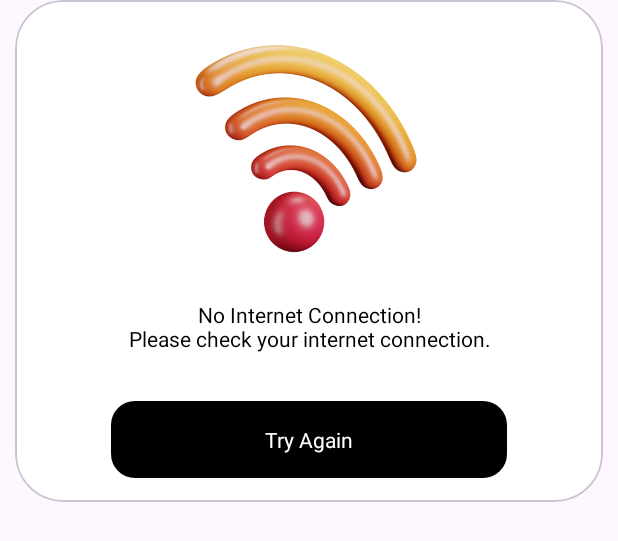
After one commit to ynsemrkurt/CineAI, an Android app: the layout item_no_connection.xml on its own in the app's theme, with its tools: preview values and no code run, on a phone screen of 412 x 824 dp. The commit adds this screen. Shown: the top 541 px of the screen. Run offline under Robolectric (Android 15) with nearby library versions, the phone set to English and light mode, and no system bars; Roboto replaces fonts that are not available here.

Commit message:
feat: Add no connection view

```diff
--- /dev/null
+++ b/app/src/main/res/layout/item_no_connection.xml
@@ -0,0 +1,59 @@
+<?xml version="1.0" encoding="utf-8"?>
+<com.google.android.material.card.MaterialCardView xmlns:android="http://schemas.android.com/apk/res/android"
+    xmlns:app="http://schemas.android.com/apk/res-auto"
+    xmlns:tools="http://schemas.android.com/tools"
+    android:layout_width="match_parent"
+    android:layout_height="wrap_content"
+    android:layout_marginStart="@dimen/spacer_small_ver2"
+    android:layout_marginEnd="@dimen/spacer_small_ver2"
+    app:cardCornerRadius="@dimen/corner_radius_x_large">
+
+    <androidx.constraintlayout.widget.ConstraintLayout
+        android:layout_width="match_parent"
+        android:layout_height="match_parent"
+        android:background="?backgroundColor">
+
+        <ImageView
+            android:id="@+id/imageViewNoWifi"
+            android:layout_width="match_parent"
+            android:layout_height="0dp"
+            app:layout_constraintDimensionRatio="3:2"
+            android:contentDescription="@string/no_wifi"
+            android:layout_marginHorizontal="@dimen/spacer_xx_large"
+            android:src="@drawable/no_wifi"
+            android:layout_marginTop="@dimen/spacer_small"
+            app:layout_constraintEnd_toEndOf="parent"
+            app:layout_constraintStart_toStartOf="parent"
+            app:layout_constraintTop_toTopOf="parent" />
+
+        <TextView
+            android:id="@+id/textViewContext"
+            android:layout_width="0dp"
+            android:layout_height="wrap_content"
+            android:layout_margin="@dimen/spacer_medium"
+            android:text="@string/no_wifi_context"
+            android:textAlignment="center"
+            app:layout_constraintEnd_toEndOf="parent"
+            app:layout_constraintStart_toStartOf="parent"
+            app:layout_constraintTop_toBottomOf="@+id/imageViewNoWifi" />
+
+        <androidx.appcompat.widget.AppCompatButton
+            android:id="@+id/buttonTryAgain"
+            android:layout_width="match_parent"
+            android:layout_height="wrap_content"
+            android:layout_marginStart="@dimen/spacer_xx_large"
+            android:layout_marginTop="@dimen/spacer_large"
+            android:layout_marginEnd="@dimen/spacer_xx_large"
+            android:layout_marginBottom="@dimen/spacer_medium"
+            android:text="@string/try_again"
+            app:layout_constraintBottom_toBottomOf="parent"
+            app:layout_constraintEnd_toEndOf="parent"
+            app:layout_constraintStart_toStartOf="parent"
+            app:layout_constraintTop_toBottomOf="@+id/textViewContext"
+            tools:ignore="VisualLintButtonSize" />
+
+
+    </androidx.constraintlayout.widget.ConstraintLayout>
+
+
+</com.google.android.material.card.MaterialCardView>
--- a/app/src/main/res/values/strings.xml
+++ b/app/src/main/res/values/strings.xml
@@ -121,4 +121,8 @@
     <string name="image_downloading">Image Downloading…</string>
     <string name="downloading_image">Downloading Image</string>
     <string name="downloading_image_from">Downloading image from %1$s</string>
+    <string name="no_wifi">No Connection</string>
+    <string name="try_again">Try Again</string>
+    <string name="no_wifi_context">No Internet Connection!\nPlease check your internet connection.</string>
+    <string name="still_no_wifi">No Internet Connection!</string>
 </resources>
```
Also changed, not shown: 1 other file.
